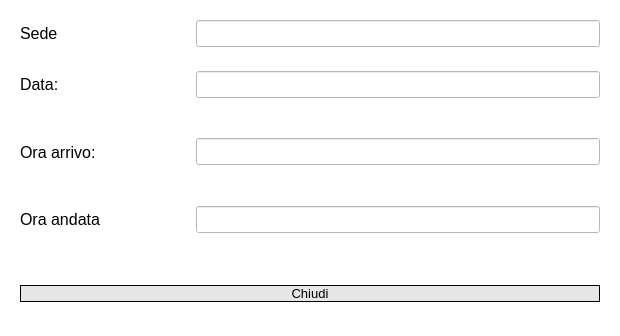
The window that View/Studente/UI files/visualizza prenotazione.ui (FrancescoFinizii/Biblioteca-universitaria) describes before a commit, drawn with Qt 5.
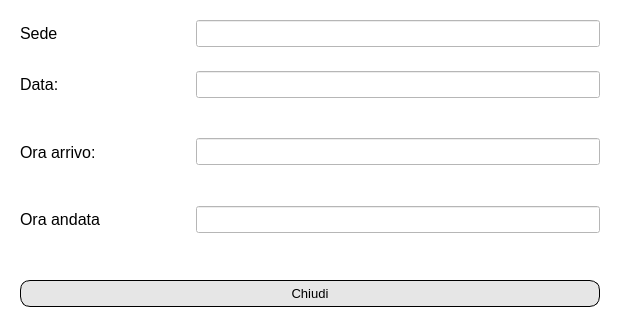
The same window after the commit. Icons and pictures are not drawn.

Diff of the .ui file:
```diff
--- a/View/Studente/UI files/visualizza prenotazione.ui
+++ b/View/Studente/UI files/visualizza prenotazione.ui
@@ -256,6 +256,7 @@
 	border-radius: 10px;
 	border-color: rgb(0, 0, 0);
 	border: 1px solid;
+	padding: 5px 3px;
 }
 QPushButton#chiudiButton:hover {
 	background-color: rgb(207, 207, 207);
```
